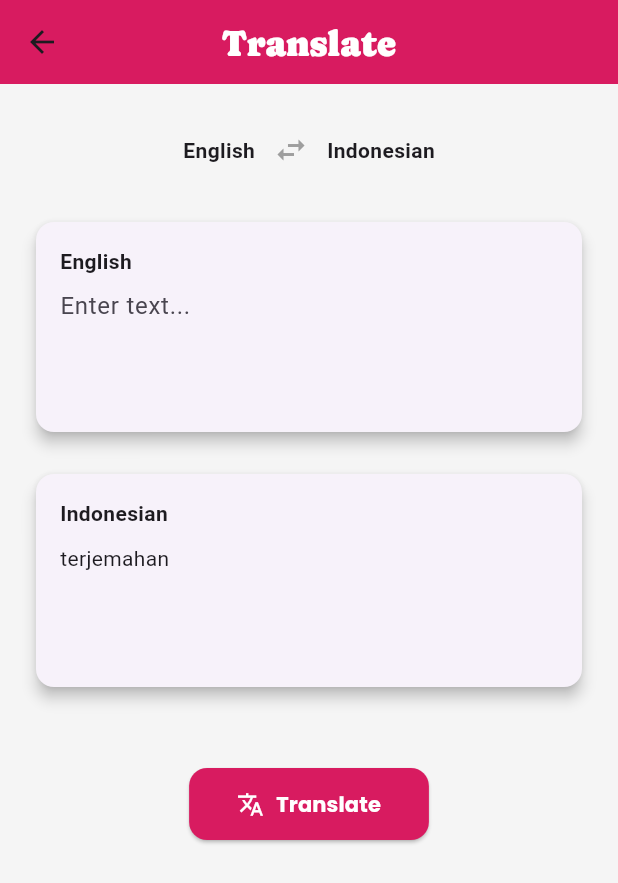
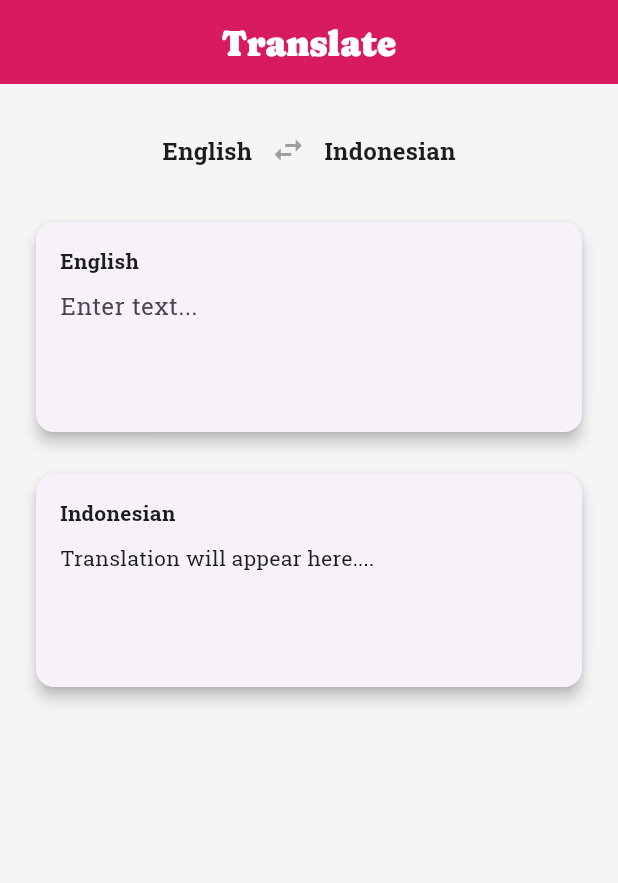
Before and after one commit to uswatun05/wordwise, a Flutter app: the TranslatePage screen opened directly, on a phone screen of 412 x 824 dp. Shown: the top 883 px of the screen. Run offline on Flutter 3.47's test engine with Material 3 defaults, Android fonts, the phone set to English and light mode, and no system bars; our stand-ins replace ionicons, lottie, shared_preferences; accounts and stored records are empty.

Commit message:
update halaman translate

```diff
--- a/lib/screens/translate.dart
+++ b/lib/screens/translate.dart
@@ -1,5 +1,8 @@
 import 'package:flutter/material.dart';
 import '../api/api_translate.dart';
+import 'package:ionicons/ionicons.dart';
+import 'dart:async';
+
 
 class TranslatePage extends StatefulWidget {
   @override
@@ -8,9 +11,9 @@ class TranslatePage extends StatefulWidget {
 
 class _TranslatePageState extends State<TranslatePage> {
   final TextEditingController _controller = TextEditingController();
+  Timer? _debounce;
 
   String translatedText = '';
-  bool isLoading = false;
 
   String sourceLang = 'en';
   String targetLang = 'id';
@@ -21,13 +24,10 @@ class _TranslatePageState extends State<TranslatePage> {
     setState(() {
       final tempLang = sourceLang;
       final tempLabel = sourceLabel;
-
       sourceLang = targetLang;
       targetLang = tempLang;
-
       sourceLabel = targetLabel;
       targetLabel = tempLabel;
-
       translatedText = '';
     });
   }
@@ -35,7 +35,6 @@ class _TranslatePageState extends State<TranslatePage> {
   Future<void> handleTranslate() async {
     if (_controller.text.trim().isEmpty) return;
 
-    setState(() => isLoading = true);
     try {
       final result = await TranslateService.translate(
         _controller.text.trim(),
@@ -49,8 +48,6 @@ class _TranslatePageState extends State<TranslatePage> {
       setState(() {
         translatedText = '⚠️ Translation failed.';
       });
-    } finally {
-      setState(() => isLoading = false);
     }
   }
 
@@ -61,21 +58,29 @@ class _TranslatePageState extends State<TranslatePage> {
       appBar: AppBar(
         backgroundColor: Color(0xFFD81B60),
         centerTitle: true,
-        title: Text('Translate', style: TextStyle(color: Colors.white, fontFamily: 'Caprasimo', fontSize: 24)),
+        automaticallyImplyLeading: false,
+        title: Text('Translate', style: TextStyle(color: Colors.white, fontFamily: 'Caprasimo', fontSize: 24,
+        ),
+      ),
     ),
     body: Padding(
       padding: const EdgeInsets.all(20),
         child: Column(
+          crossAxisAlignment: CrossAxisAlignment.stretch,
           children: [
             Row(
               mainAxisAlignment: MainAxisAlignment.center,
               children: [
-                Text(sourceLabel, style: TextStyle(fontWeight: FontWeight.bold)),
+                Text(sourceLabel, style: TextStyle(fontWeight: FontWeight.bold,fontFamily: 'RobotoSlab', fontSize: 16,
+                ),
+              ),
                 IconButton(
                   icon: Icon(Icons.swap_horiz, color: Colors.grey),
                   onPressed: swapLanguages,
                 ),
-                Text(targetLabel, style: TextStyle(fontWeight: FontWeight.bold)),
+                Text(targetLabel, style: TextStyle(fontWeight: FontWeight.bold,fontFamily: 'RobotoSlab', fontSize: 16,
+                  ),
+                ),
               ],
             ),
             const SizedBox(height: 20),
@@ -88,15 +93,26 @@ class _TranslatePageState extends State<TranslatePage> {
                 child: Column(
                   crossAxisAlignment: CrossAxisAlignment.start,
                   children: [
-                    Text(sourceLabel, style: TextStyle(fontWeight: FontWeight.bold)),
+                    Text(sourceLabel, style: TextStyle(fontWeight: FontWeight.bold,fontFamily: 'RobotoSlab', fontSize: 14,
+                    ),
+                  ),
                     TextField(
                       controller: _controller,
                       minLines: 3,
                       maxLines: null,
+                      cursorColor: Colors.pink,
+                      style: TextStyle(fontFamily: 'RobotoSlab'),
                       decoration: InputDecoration(
                         hintText: 'Enter text...',
+                        hintStyle: TextStyle(fontFamily: 'RobotoSlab'),
                         border: InputBorder.none,
                       ),
+                      onChanged: (text) {
+                        if (_debounce?.isActive ?? false) _debounce!.cancel();
+                        _debounce = Timer(const Duration(milliseconds: 100), () {
+                          handleTranslate();
+                        });
+                      },
                     ),
                   ],
                 ),
@@ -115,26 +131,26 @@ class _TranslatePageState extends State<TranslatePage> {
                 child: Column(
                     crossAxisAlignment: CrossAxisAlignment.start,
                     children: [
-                    Text(targetLabel, style: TextStyle(fontWeight: FontWeight.bold)),
+                      Text(targetLabel, style: TextStyle(fontWeight: FontWeight.bold,fontFamily: 'RobotoSlab', fontSize: 14,
+                      ),
+                    ),
                       const SizedBox(height: 10),
-                    isLoading
-                        ? CircularProgressIndicator()
-                        : Text(translatedText.isNotEmpty ? translatedText : 'terjemahan'),
-                  ],
+                      Expanded(
+                              child: SingleChildScrollView(
+                          child: Text(
+                            translatedText.isNotEmpty
+                              ? translatedText
+                              : 'Translation will appear here....',
+                            style: TextStyle(
+                              fontFamily: 'RobotoSlab',
+                              fontSize: 14,
                             ),
                           ),
                         ),
                       ),
-            const SizedBox(height: 50),
-
-            ElevatedButton.icon(
-              onPressed: handleTranslate,
-              icon: Icon(Icons.translate, color: Colors.white),
-              label: Text("Translate", style: TextStyle(fontFamily: 'Poppins',color: Colors.white)),
-              style: ElevatedButton.styleFrom(
-                backgroundColor: Color(0xFFD81B60),
-                padding: EdgeInsets.symmetric(horizontal: 32, vertical: 14),
-                shape: RoundedRectangleBorder(borderRadius: BorderRadius.circular(12)),
+                    ],
+                  ),
+                ),
               ),
             ),
           ],
--- a/pubspec.yaml
+++ b/pubspec.yaml
@@ -33,6 +33,7 @@ dependencies:
   lottie: ^2.7.0
   http: ^0.13.6
   shared_preferences: ^2.2.2
+  ionicons: ^0.2.1
   # The following adds the Cupertino Icons font to your application.
   # Use with the CupertinoIcons class for iOS style icons.
   cupertino_icons: ^1.0.8
```
Also changed, not shown: pubspec.lock. Lines whose indentation alone changed are shown as unchanged.
